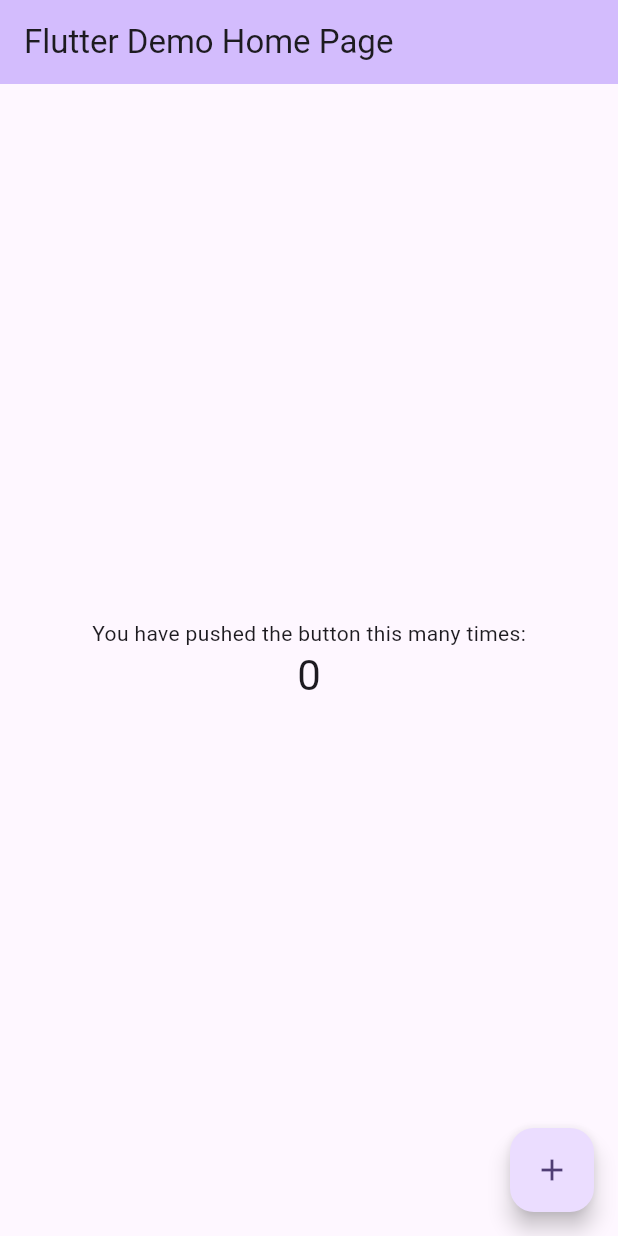
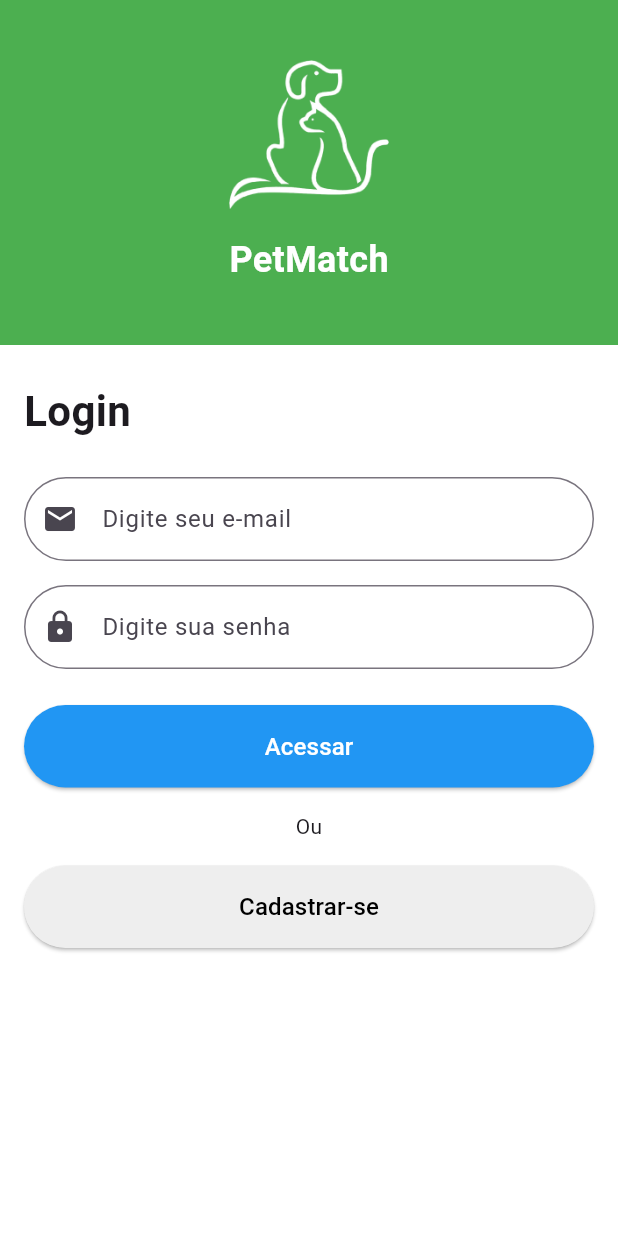
Before and after one commit to Faculdade-Team/pet_match, a Flutter app: the screen it shows after launch, on a phone screen of 412 x 824 dp. Run offline on Flutter 3.47's test engine with Material 3 defaults, Android fonts, the phone set to English and light mode, and no system bars; our stand-ins replace go_router, sqflite; accounts and stored records are empty; Roboto replaces fonts that are missing (Montserrat).

Commit message:
feat: criar login e acesso ao banco

```diff
--- a/lib/main.dart
+++ b/lib/main.dart
@@ -1,67 +1,20 @@
 import 'package:flutter/material.dart';
+import 'package:pet_match/routes/app_routes.dart';
 
 void main() {
-  runApp(const MyApp());
+  runApp(const PetMatchApp());
 }
 
-class MyApp extends StatelessWidget {
-  const MyApp({super.key});
+class PetMatchApp extends StatelessWidget {
+  const PetMatchApp({super.key});
 
   @override
   Widget build(BuildContext context) {
-    return MaterialApp(
-      title: 'Flutter Demo',
-      theme: ThemeData(
-        colorScheme: ColorScheme.fromSeed(seedColor: Colors.deepPurple),
-      ),
-      home: const MyHomePage(title: 'Flutter Demo Home Page'),
+    return MaterialApp.router(
+      title: 'PetMatch',
+      debugShowCheckedModeBanner: false,
+      theme: ThemeData(primarySwatch: Colors.green, fontFamily: 'Montserrat'),
+      routerConfig: appRouter,
     );
   }
 }
-
-class MyHomePage extends StatefulWidget {
-  const MyHomePage({super.key, required this.title});
-
-  final String title;
-
-  @override
-  State<MyHomePage> createState() => _MyHomePageState();
-}
-
-class _MyHomePageState extends State<MyHomePage> {
-  int _counter = 0;
-
-  void _incrementCounter() {
-    setState(() {
-      _counter++;
-    });
-  }
-
-  @override
-  Widget build(BuildContext context) {
-    return Scaffold(
-      appBar: AppBar(
-        backgroundColor: Theme.of(context).colorScheme.inversePrimary,
-
-        title: Text(widget.title),
-      ),
-      body: Center(
-        child: Column(
-          mainAxisAlignment: MainAxisAlignment.center,
-          children: <Widget>[
-            const Text('You have pushed the button this many times:'),
-            Text(
-              '$_counter',
-              style: Theme.of(context).textTheme.headlineMedium,
-            ),
-          ],
-        ),
-      ),
-      floatingActionButton: FloatingActionButton(
-        onPressed: _incrementCounter,
-        tooltip: 'Increment',
-        child: const Icon(Icons.add),
-      ),
-    );
-  }
-}
--- /dev/null
+++ b/lib/routes/app_routes.dart
@@ -0,0 +1,11 @@
+import 'package:go_router/go_router.dart';
+import 'package:pet_match/screens/login_screen.dart';
+import 'package:pet_match/screens/sign_up_screen.dart';
+
+final GoRouter appRouter = GoRouter(
+  initialLocation: '/',
+  routes: [
+    GoRoute(path: '/', builder: (context, state) => const LoginScreen()),
+    GoRoute(path: '/signup', builder: (context, state) => const SignUpScreen()),
+  ],
+);
--- /dev/null
+++ b/lib/screens/login_screen.dart
@@ -0,0 +1,131 @@
+import 'package:flutter/material.dart';
+import '../widgets/header_logo_widget.dart';
+import 'package:go_router/go_router.dart';
+
+void main() {
+  runApp(const PetMatchApp());
+}
+
+class PetMatchApp extends StatelessWidget {
+  const PetMatchApp({super.key});
+
+  @override
+  Widget build(BuildContext context) {
+    return MaterialApp(
+      title: 'PetMatch',
+      debugShowCheckedModeBanner: false,
+      home: const LoginScreen(),
+    );
+  }
+}
+
+class LoginScreen extends StatelessWidget {
+  const LoginScreen({super.key});
+
+  @override
+  Widget build(BuildContext context) {
+    return Scaffold(
+      backgroundColor: Colors.white,
+      body: SafeArea(
+        child: SizedBox.expand(
+          child: SingleChildScrollView(
+            child: Container(
+              constraints: BoxConstraints(
+                minHeight: MediaQuery.of(context).size.height,
+              ),
+              child: Column(
+                mainAxisSize: MainAxisSize.min,
+                children: [
+                  const HeaderLogoWidget(),
+                  Padding(
+                    padding: const EdgeInsets.symmetric(
+                      vertical: 24,
+                      horizontal: 16,
+                    ),
+                    child: Column(
+                      crossAxisAlignment: CrossAxisAlignment.stretch,
+                      children: [
+                        Text(
+                          'Login',
+                          style: TextStyle(
+                            fontSize: 28,
+                            fontWeight: FontWeight.bold,
+                          ),
+                        ),
+                        SizedBox(height: 24),
+                        TextField(
+                          decoration: InputDecoration(
+                            prefixIcon: Icon(Icons.email),
+                            hintText: 'Digite seu e-mail',
+                            border: OutlineInputBorder(
+                              borderRadius: BorderRadius.all(
+                                Radius.circular(30),
+                              ),
+                            ),
+                          ),
+                        ),
+                        SizedBox(height: 16),
+                        TextField(
+                          obscureText: true,
+                          decoration: InputDecoration(
+                            prefixIcon: Icon(Icons.lock),
+                            hintText: 'Digite sua senha',
+                            border: OutlineInputBorder(
+                              borderRadius: BorderRadius.all(
+                                Radius.circular(30),
+                              ),
+                            ),
+                          ),
+                        ),
+                        SizedBox(height: 24),
+                        ElevatedButton(
+                          onPressed: () {
+                            context.go('/signup');
+                          },
+                          style: ElevatedButton.styleFrom(
+                            backgroundColor: Colors.blue,
+                            padding: EdgeInsets.symmetric(vertical: 16),
+                            shape: RoundedRectangleBorder(
+                              borderRadius: BorderRadius.all(
+                                Radius.circular(30),
+                              ),
+                            ),
+                          ),
+                          child: Text(
+                            'Acessar',
+                            style: TextStyle(fontSize: 16, color: Colors.white),
+                          ),
+                        ),
+                        SizedBox(height: 16),
+                        Center(child: Text('Ou')),
+                        SizedBox(height: 16),
+                        ElevatedButton(
+                          onPressed: () {
+                            context.go('/signup');
+                          },
+                          style: ElevatedButton.styleFrom(
+                            backgroundColor: Colors.grey.shade200,
+                            padding: EdgeInsets.symmetric(vertical: 16),
+                            shape: RoundedRectangleBorder(
+                              borderRadius: BorderRadius.all(
+                                Radius.circular(30),
+                              ),
+                            ),
+                          ),
+                          child: Text(
+                            'Cadastrar-se',
+                            style: TextStyle(fontSize: 16, color: Colors.black),
+                          ),
+                        ),
+                      ],
+                    ),
+                  ),
+                ],
+              ),
+            ),
+          ),
+        ),
+      ),
+    );
+  }
+}
--- /dev/null
+++ b/lib/widgets/header_logo_widget.dart
@@ -0,0 +1,28 @@
+import 'package:flutter/material.dart';
+
+class HeaderLogoWidget extends StatelessWidget {
+  const HeaderLogoWidget({super.key});
+
+  @override
+  Widget build(BuildContext context) {
+    return Container(
+      width: double.maxFinite,
+      padding: const EdgeInsets.symmetric(vertical: 40),
+      color: Colors.green,
+      child: Column(
+        children: [
+          Image.asset('lib/assets/pet-match_logo.png', height: 100),
+          const SizedBox(height: 16),
+          const Text(
+            'PetMatch',
+            style: TextStyle(
+              fontSize: 24,
+              color: Colors.white,
+              fontWeight: FontWeight.bold,
+            ),
+          ),
+        ],
+      ),
+    );
+  }
+}
--- a/pubspec.yaml
+++ b/pubspec.yaml
@@ -30,6 +30,9 @@ environment:
 dependencies:
   flutter:
     sdk: flutter
+  go_router: ^12.0.0
+  sqflite: ^2.3.0
+
 
   # The following adds the Cupertino Icons font to your application.
   # Use with the CupertinoIcons class for iOS style icons.
@@ -51,6 +54,8 @@ dev_dependencies:
 
 # The following section is specific to Flutter packages.
 flutter:
+  assets:
+    - lib/assets/
 
   # The following line ensures that the Material Icons font is
   # included with your application, so that you can use the icons in
```
Also changed, not shown: lib/database/db_helper.dart (added, +49 -0 lines), lib/screens/sign_up_screen.dart (added, +143 -0 lines), lib/assets/pet-match_logo.png (added), pubspec.lock.
